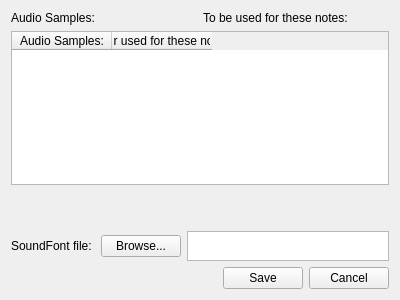
This is OpenSymphony/newtrack.ui in jsbishop/OpenSymphony as Qt 5 draws it before an edit. The edited form follows.
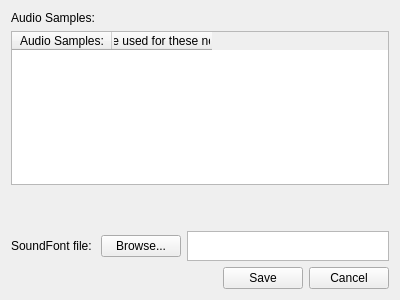
This is the edited form. Icons and pictures are not drawn.

The edit to the form file:
```diff
--- a/OpenSymphony/newtrack.ui
+++ b/OpenSymphony/newtrack.ui
@@ -26,7 +26,7 @@
      <item>
       <widget class="QLabel" name="label_2">
        <property name="text">
-        <string>To be used for these notes:</string>
+        <string/>
        </property>
       </widget>
      </item>
@@ -41,7 +41,7 @@
      </column>
      <column>
       <property name="text">
-       <string>To br used for these notes:</string>
+       <string>To be used for these notes:</string>
       </property>
      </column>
     </widget>
```
Left out of the diff: 8 changed lines with no effect on the pictures.
